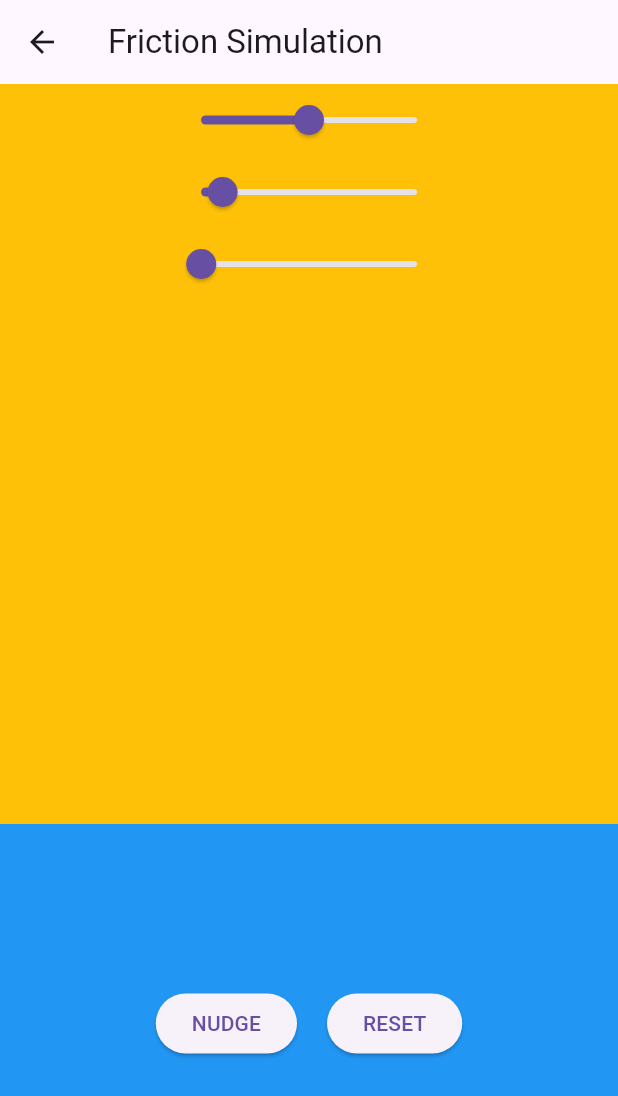
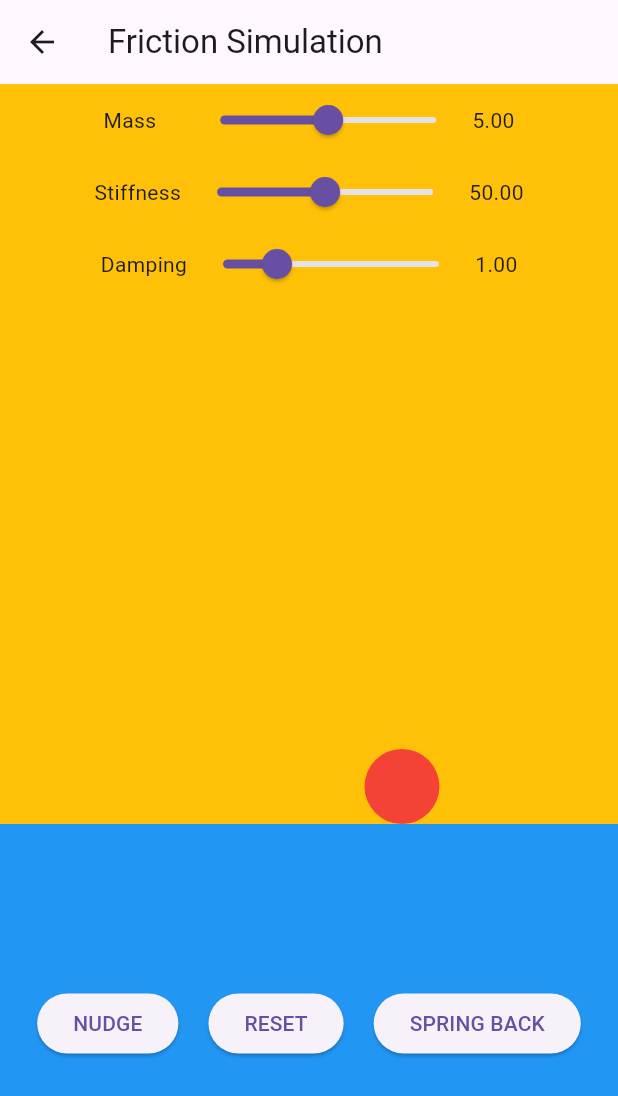
Before and after one commit to we-mohd-i001/flutter_advanced, a Flutter app: the FrictionSimulationPage screen opened by its route, after a tap on "NUDGE", on a phone screen of 412 x 824 dp. Shown: the top 1096 px of the screen. Run offline on Flutter 3.47's test engine with Material 2 defaults, Android fonts, the phone set to English and light mode, and no system bars.

Commit message:
Added spring back functionality
- on pressing the spring back button the ball shows the spring behavior according to the parameters mass, stiffness, and damping.

```diff
--- a/lib/advancedtopics/friction_simulation/friction_simulation.dart
+++ b/lib/advancedtopics/friction_simulation/friction_simulation.dart
@@ -11,25 +11,47 @@ class FrictionSimulationPage extends StatefulWidget {
 class _FrictionSimulationState extends State<FrictionSimulationPage>
     with TickerProviderStateMixin {
   late AnimationController blockAnimationController;
-  double drag = 1;
-  double position = 1;
-  double velocity = 1;
+  double mass = 5;
+  double stiffness = 50;
+  double damping = 1;
+
+  late SpringSimulation displayedSpringSimulation;
+  bool isSpringing = false;
 
   @override
   void initState() {
     super.initState();
     blockAnimationController = AnimationController.unbounded(vsync: this);
+    _recalculateDisplayedSpringSimulation();
   }
 
   void _nudgeBlock() {
-    FrictionSimulation nonMovingSimulation =
-        FrictionSimulation(drag, position, velocity);
-    blockAnimationController.animateWith(nonMovingSimulation);
+    FrictionSimulation nudgeSimulation = FrictionSimulation(0.2, 0.0, 320);
+    blockAnimationController.animateWith(nudgeSimulation);
+    isSpringing = false;
   }
 
   void _resetBlock() {
     FrictionSimulation nonMovingSimulation = FrictionSimulation(0, 0, 0);
     blockAnimationController.animateWith(nonMovingSimulation);
+    isSpringing = false;
+  }
+
+  void _springBack() {
+    SpringDescription springDescription =
+        SpringDescription(mass: mass, stiffness: stiffness, damping: damping);
+    SpringSimulation springSim = SpringSimulation(
+        springDescription, blockAnimationController.value, 0, 0);
+    blockAnimationController.animateWith(springSim);
+    isSpringing = true;
+  }
+
+  void _recalculateDisplayedSpringSimulation(){
+    SpringDescription springDescription = SpringDescription(mass: mass, stiffness: stiffness, damping: damping);
+
+    setState(() {
+      displayedSpringSimulation = SpringSimulation(springDescription, 400, 0, 0);
+    });
   }
 
   @override
@@ -47,35 +69,53 @@ class _FrictionSimulationState extends State<FrictionSimulationPage>
               top: 0,
               child: Column(
                 children: [
+                  Row(
+                    children: [
+                      const Text('Mass     '),
                       Slider(
                         min: 0.0,
-                    max: 2,
-                    value: drag,
+                        max: 10,
+                        value: mass,
                         onChanged: (val) {
                           setState(() {
-                        drag = val;
+                            mass = val;
                           });
                         },
                       ),
+                      Text(mass.toStringAsFixed(2)),
+                    ],
+                  ),
+                  Row(
+                    children: [
+                      const Text('Stiffness'),
                       Slider(
                         min: 0.0,
-                    max: 10,
-                    value: position,
+                        max: 100,
+                        value: stiffness,
                         onChanged: (val) {
                           setState(() {
-                        position = val;
+                            stiffness = val;
                           });
                         },
                       ),
+                      Text(stiffness.toStringAsFixed(2)),
+                    ],
+                  ),
+                  Row(
+                    children: [
+                      const Text('Damping'),
                       Slider(
                         min: 0.0,
-                    max: 1000,
-                    value: velocity,
+                        max: 4,
+                        value: damping,
                         onChanged: (val) {
                           setState(() {
-                        velocity = val;
+                            damping = val;
                           });
                         },
+                      ),
+                      Text(damping.toStringAsFixed(2)),
+                    ],
                   ),
                 ],
               )),
@@ -96,7 +136,10 @@ class _FrictionSimulationState extends State<FrictionSimulationPage>
                 height: 50,
                 bottom: size.height / 3,
                 left: size.width / 4 - 25 + blockAnimationController.value,
-                child: Container(color: Colors.red),
+                child: Container(decoration: const BoxDecoration(
+                    color: Colors.red,
+                  shape: BoxShape.circle
+                ),),
               );
             },
           ),
@@ -111,6 +154,9 @@ class _FrictionSimulationState extends State<FrictionSimulationPage>
                     const SizedBox(width: 20),
                     ElevatedButton(
                         onPressed: _resetBlock, child: const Text('RESET')),
+                    const SizedBox(width: 20),
+                    ElevatedButton(
+                        onPressed: _springBack, child: const Text('SPRING BACK')),
                   ],
                 ),
               ],
```
Lines whose indentation alone changed are shown as unchanged.
